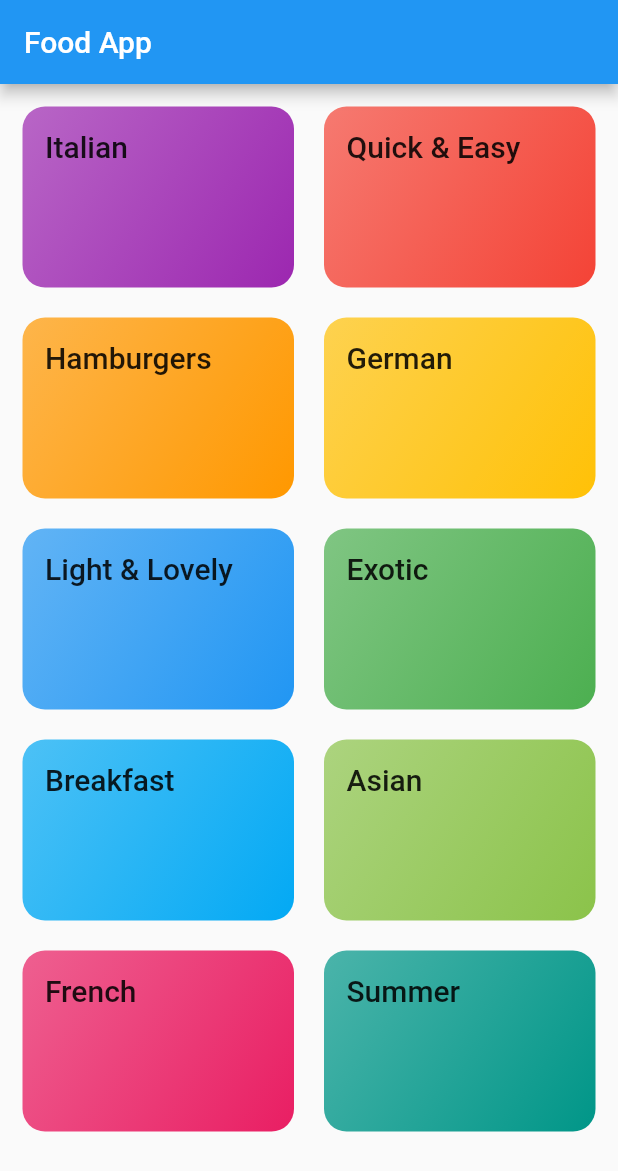
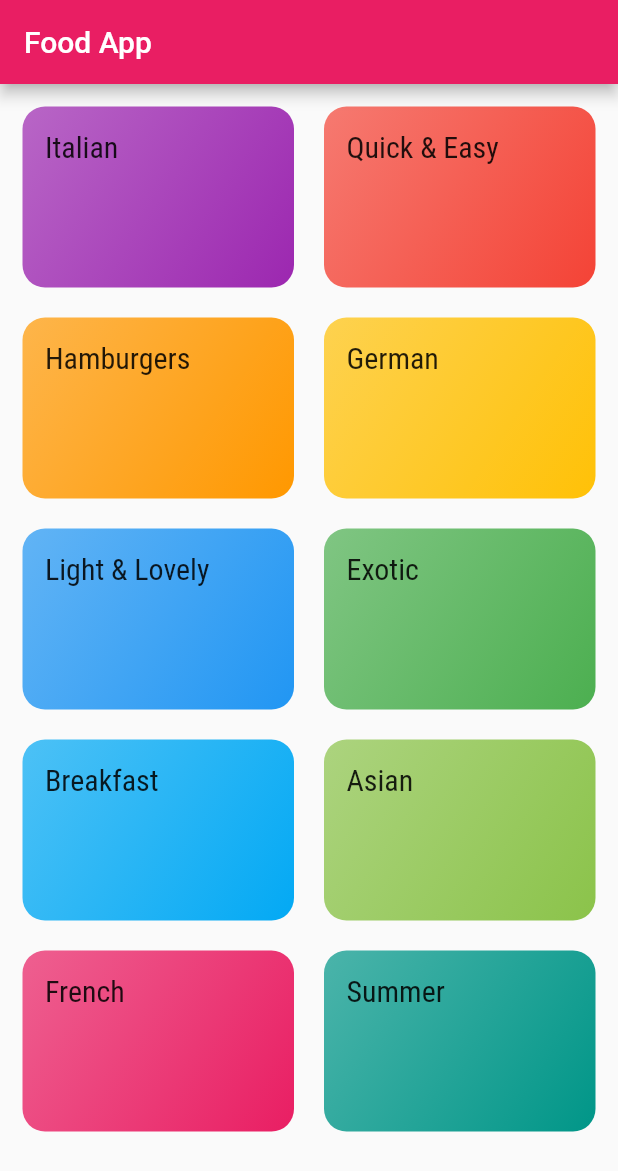
Before and after one commit to jaahhiid/food_app, a Flutter app: the screen it shows after launch, on a phone screen of 412 x 824 dp. Shown: the top 1171 px of the screen. Run offline on Flutter 3.47's test engine with Material 2 defaults, Android fonts, the phone set to English and light mode, and no system bars.

```diff
--- a/lib/categories_screen.dart
+++ b/lib/categories_screen.dart
@@ -7,8 +7,7 @@ class CategoriesScreen extends StatelessWidget {
 
   @override
   Widget build(BuildContext context) {
-    return MaterialApp(
-      home: Scaffold(
+    return Scaffold(
         appBar: AppBar(
           title: const Text(
             'Food App',
@@ -34,7 +33,6 @@ class CategoriesScreen extends StatelessWidget {
                 .toList()
           ],
         ),
-      ),
     );
   }
 }
--- a/lib/main.dart
+++ b/lib/main.dart
@@ -14,7 +14,7 @@ class MyApp extends StatelessWidget {
       theme: ThemeData(
         primarySwatch: Colors.pink,
         accentColor: Colors.amber,
-        canvasColor: const Color.fromARGB(255, 254, 229, 1),
+        //  canvasColor: const Color.fromARGB(255, 254, 229, 1),
         fontFamily: 'Raleway',
         textTheme: ThemeData.light().textTheme.copyWith(
               bodyText1: const TextStyle(
@@ -25,12 +25,12 @@ class MyApp extends StatelessWidget {
               ),
             ),
       ),
-      // home: CategoriesScreen(),
+      //home: CategoriesScreen(),
       initialRoute: '/', // default is '/'
       routes: {
         '/': (ctx) => CategoriesScreen(),
-        '/Category-meals': (ctx) => CategoryMealsScreen(),
-        CategoryMealsScreen.routeName: (ctx) => CategoryMealsScreen(),
+        '/category-meals': (ctx) => CategoryMealsScreen(),
+        //   CategoryMealsScreen.routeName: (ctx) => CategoryMealsScreen(),
       },
     );
   }
```
Also changed, not shown: lib/category_item.dart (+10 -9 lines), lib/category_meals_screen.dart (+4 -5 lines), pubspec.yaml (+18 -0 lines), assets/fonts/Raleway-Black.ttf (added), assets/fonts/Raleway-Bold.ttf (added), assets/fonts/Raleway-Regular.ttf (added), assets/fonts/RobotoCondensed-Bold.ttf (added), assets/fonts/RobotoCondensed-Italic.ttf (added), assets/fonts/RobotoCondensed-Light.ttf (added), assets/fonts/RobotoCondensed-Regular.ttf (added).
